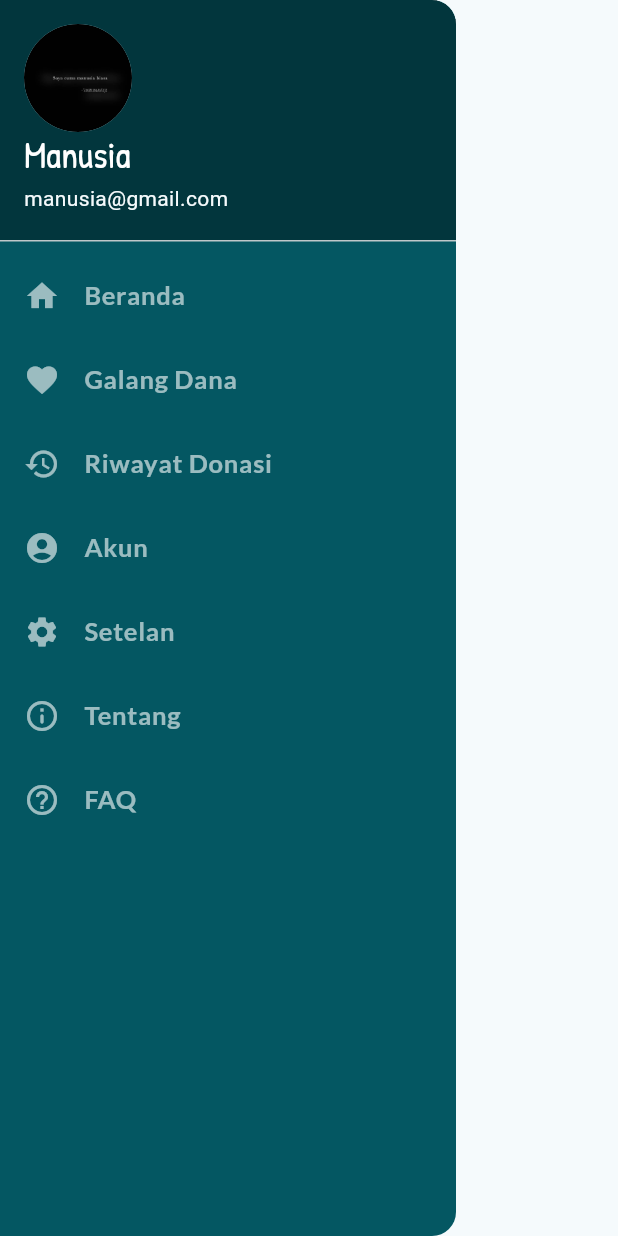
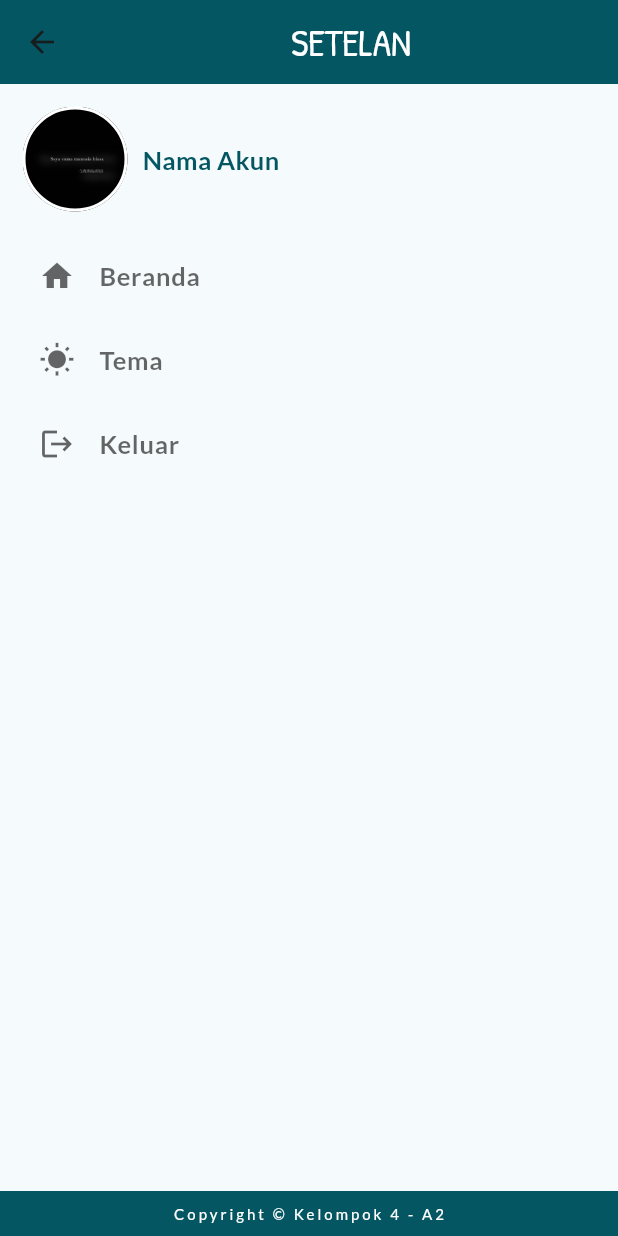
Before and after one commit to fian3021/PA_PEMO, a Flutter app: the AppDrawer widget shown alone on an empty page, opened directly, after a tap on "Setelan", on a phone screen of 412 x 824 dp. Run offline on Flutter 3.47's test engine with Material 3 defaults, Android fonts, the phone set to English and light mode, and no system bars; our stand-ins replace cloud_firestore, firebase_auth, firebase_core, google_fonts, introduction_screen; accounts and stored records are empty.

Commit message:
setelan.dart

```diff
--- a/bantu_bersama/lib/main.dart
+++ b/bantu_bersama/lib/main.dart
@@ -4,7 +4,6 @@ import 'package:firebase_core/firebase_core.dart';
 import 'package:flutter/material.dart';
 import 'package:google_fonts/google_fonts.dart';
 import 'package:provider/provider.dart';
-
 import 'model/data_donasi_provider.dart';
 import 'model/donasi_provider.dart';
 import 'screen/introduction_page.dart';
--- /dev/null
+++ b/bantu_bersama/lib/screen/setelan.dart
@@ -0,0 +1,141 @@
+import 'package:bantu_bersama/model/AUTH.dart';
+import 'package:bantu_bersama/model/theme_mode_data.dart';
+import 'package:bantu_bersama/screen/Tema.dart';
+import 'package:bantu_bersama/screen/home_page.dart';
+import 'package:bantu_bersama/screen/sign_in_page.dart';
+import 'package:flutter/material.dart';
+import 'package:provider/provider.dart';
+
+class setelan extends StatelessWidget {
+  const setelan({super.key});
+
+  @override
+  Widget build(BuildContext context) {
+    return Scaffold(
+      appBar: AppBar(
+        backgroundColor: Provider.of<ThemeModeData>(context).defaultColor,
+        title: Center(
+          child: Text(
+            'SETELAN',
+            style: Theme.of(context).textTheme.headlineLarge,
+          ),
+        ),
+      ),
+      body: ListView(
+        children: [
+          Padding(
+            padding: const EdgeInsets.all(15.0),
+            child: Row(
+              children: [
+                Container(
+                  alignment: Alignment.topLeft,
+                  height: 70,
+                  width: 70,
+                  decoration: BoxDecoration(
+                    image: DecorationImage(
+                        image: AssetImage("assets/profil.jpg"),
+                        fit: BoxFit.cover),
+                    borderRadius: BorderRadius.circular(35),
+                    border: Border.all(
+                      color: Colors.white,
+                      style: BorderStyle.solid,
+                      width: 2,
+                    ),
+                  ),
+                ),
+                Row(
+                  mainAxisAlignment: MainAxisAlignment.start,
+                  children: [
+                    Container(
+                      padding: EdgeInsets.only(left: 10.0),
+                      child: Text(
+                        'Nama Akun',
+                        style: TextStyle(fontSize: 17),
+                      ),
+                    ),
+                  ],
+                ),
+              ],
+            ),
+          ),
+          Padding(
+            padding: const EdgeInsets.only(left: 10),
+            child: ListTile(
+              leading:
+                  const Icon(Icons.home, color: Color.fromARGB(153, 0, 0, 0)),
+              title: const Text('Beranda',
+                  style: TextStyle(color: Color.fromARGB(153, 0, 0, 0))),
+              onTap: () {
+                Navigator.push(
+                  context,
+                  MaterialPageRoute(
+                    builder: (context) {
+                      return HomePage();
+                    },
+                  ),
+                );
+              },
+            ),
+          ),
+          Padding(
+            padding: const EdgeInsets.only(left: 10),
+            child: ListTile(
+              leading: const Icon(Icons.wb_sunny_sharp,
+                  color: Color.fromARGB(153, 0, 0, 0)),
+              title: const Text('Tema',
+                  style: TextStyle(color: Color.fromARGB(153, 0, 0, 0))),
+              onTap: () {
+                Navigator.push(
+                  context,
+                  MaterialPageRoute(
+                    builder: (context) {
+                      return Tema ();
+                    },
+                  ),
+                );
+              },
+            ),
+          ),
+          Padding(
+            padding: const EdgeInsets.only(left: 10),
+            child: ListTile(
+              leading:
+                  const Icon(Icons.logout, color: Color.fromARGB(153, 0, 0, 0)),
+              title: const Text('Keluar',
+                  style: TextStyle(color: Color.fromARGB(153, 0, 0, 0))),
+              onTap: () async {
+              // Call the signOut method from your AuthService
+              await AuthService().signOut();
+
+              // Navigate back to the login or home screen (depending on your app flow)
+              Navigator.pushReplacement(
+                context,
+                MaterialPageRoute(builder: (context) => SignInPage()),
+              );
+            },
+            ),
+          ),
+        ],
+      ),
+      // FOOTER
+      bottomNavigationBar: Container(
+        height: 30,
+        color: Provider.of<ThemeModeData>(context).defaultColor,
+        child: Column(
+          mainAxisAlignment: MainAxisAlignment.center,
+          crossAxisAlignment: CrossAxisAlignment.center,
+          children: [
+            Text(
+              'Copyright © Kelompok 4 - A2',
+              style: TextStyle(
+                  fontSize: 10,
+                  fontWeight: FontWeight.w400,
+                  color: Colors.white,
+                  letterSpacing: 2),
+            ),
+          ],
+        ),
+      ),
+    );
+  }
+}
--- a/bantu_bersama/lib/widget/drawer.dart
+++ b/bantu_bersama/lib/widget/drawer.dart
@@ -1,3 +1,4 @@
+import 'package:bantu_bersama/screen/setelan.dart';
 import 'package:flutter/material.dart';
 import 'package:provider/provider.dart';
 
@@ -85,14 +86,14 @@ class AppDrawer extends StatelessWidget {
             title:
                 const Text('Setelan', style: TextStyle(color: Colors.white60)),
             onTap: () {
-              // Navigator.push(
-              //   context,
-              //   MaterialPageRoute(
-              //     builder: (context) {
-              //       return const Setelan();
-              //     },
-              //   ),
-              // );
+              Navigator.push(
+                context,
+                MaterialPageRoute(
+                  builder: (context) {
+                    return const setelan();
+                  },
+                ),
+              );
             },
           ),
           ListTile(
```
Also changed, not shown: bantu_bersama/lib/screen/Tema.dart (added, +171 -0 lines).
